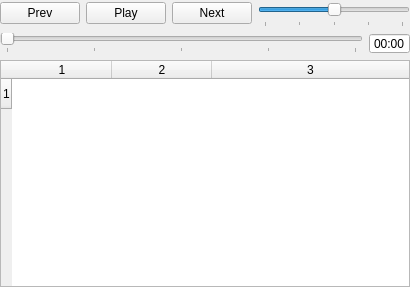
Above: src/transport.ui from SMC-LAB/Eve before the change. Below: the same form after it.
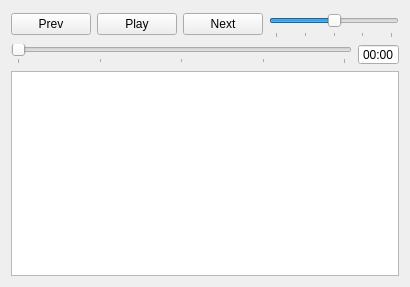
That is the form after the change.

Commit message: Moved stimuli view/table code to Transport

The edit to the form file:
```diff
--- a/src/transport.ui
+++ b/src/transport.ui
@@ -25,11 +25,6 @@
   <property name="styleSheet">
    <string notr="true"/>
   </property>
-  <layout class="QHBoxLayout" name="horizontalLayout">
-   <property name="margin">
-    <number>0</number>
-   </property>
-   <item>
     <layout class="QGridLayout" name="gridLayout_3">
      <item row="0" column="0">
       <layout class="QGridLayout" name="gridLayout">
@@ -184,98 +179,14 @@
       </layout>
      </item>
      <item row="2" column="0">
-      <widget class="QTableWidget" name="playTable">
-       <property name="enabled">
-        <bool>true</bool>
-       </property>
-       <property name="minimumSize">
-        <size>
-         <width>408</width>
-         <height>0</height>
-        </size>
-       </property>
-       <property name="frameShape">
-        <enum>QFrame::StyledPanel</enum>
-       </property>
-       <property name="frameShadow">
-        <enum>QFrame::Sunken</enum>
-       </property>
-       <property name="lineWidth">
-        <number>1</number>
-       </property>
-       <property name="verticalScrollBarPolicy">
-        <enum>Qt::ScrollBarAsNeeded</enum>
-       </property>
-       <property name="horizontalScrollBarPolicy">
-        <enum>Qt::ScrollBarAsNeeded</enum>
-       </property>
-       <property name="editTriggers">
-        <set>QAbstractItemView::NoEditTriggers</set>
-       </property>
-       <property name="dragDropOverwriteMode">
-        <bool>false</bool>
-       </property>
-       <property name="alternatingRowColors">
-        <bool>true</bool>
-       </property>
+    <widget class="QTableView" name="playTable">
        <property name="selectionMode">
         <enum>QAbstractItemView::MultiSelection</enum>
        </property>
        <property name="selectionBehavior">
         <enum>QAbstractItemView::SelectRows</enum>
        </property>
-       <property name="textElideMode">
-        <enum>Qt::ElideMiddle</enum>
-       </property>
-       <property name="showGrid">
-        <bool>false</bool>
-       </property>
-       <property name="gridStyle">
-        <enum>Qt::NoPen</enum>
-       </property>
-       <property name="sortingEnabled">
-        <bool>false</bool>
-       </property>
-       <property name="cornerButtonEnabled">
-        <bool>true</bool>
-       </property>
-       <property name="rowCount">
-        <number>1</number>
-       </property>
-       <property name="columnCount">
-        <number>3</number>
-       </property>
-       <attribute name="horizontalHeaderVisible">
-        <bool>true</bool>
-       </attribute>
-       <attribute name="horizontalHeaderCascadingSectionResizes">
-        <bool>true</bool>
-       </attribute>
-       <attribute name="horizontalHeaderHighlightSections">
-        <bool>true</bool>
-       </attribute>
-       <attribute name="horizontalHeaderMinimumSectionSize">
-        <number>0</number>
-       </attribute>
-       <attribute name="horizontalHeaderStretchLastSection">
-        <bool>true</bool>
-       </attribute>
-       <attribute name="verticalHeaderVisible">
-        <bool>true</bool>
-       </attribute>
-       <attribute name="verticalHeaderCascadingSectionResizes">
-        <bool>true</bool>
-       </attribute>
-       <attribute name="verticalHeaderStretchLastSection">
-        <bool>false</bool>
-       </attribute>
-       <row/>
-       <column/>
-       <column/>
-       <column/>
-      </widget>
-     </item>
-    </layout>
+    </widget>
    </item>
   </layout>
  </widget>
```
Left out of the diff: 2 changed lines with no effect on the pictures. Lines whose indentation alone changed are shown as unchanged. The commit also changes 6 other files.
